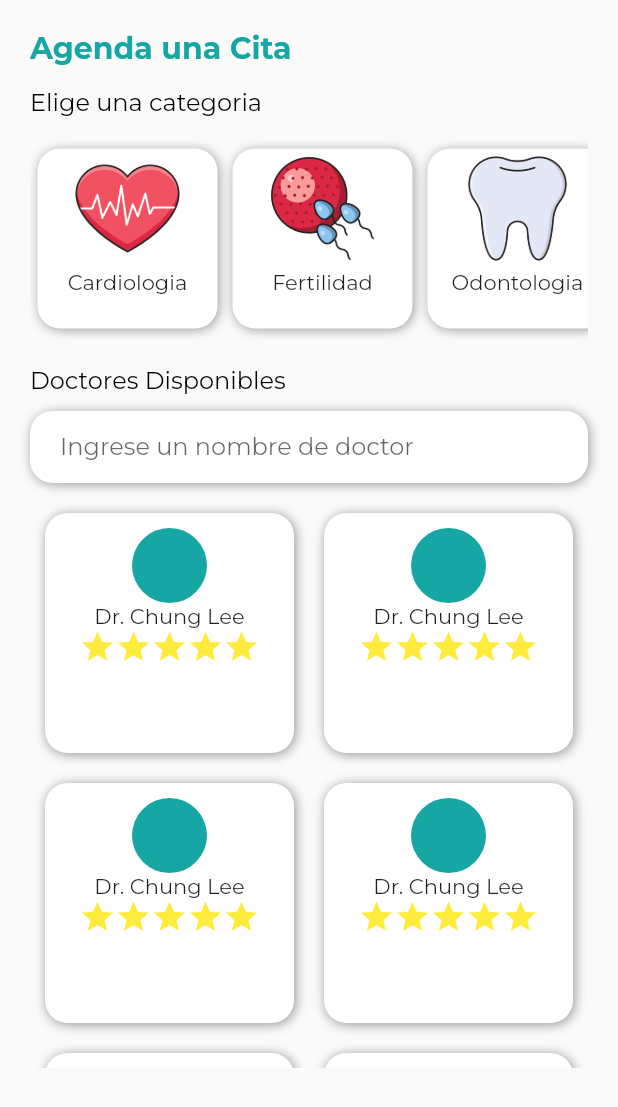
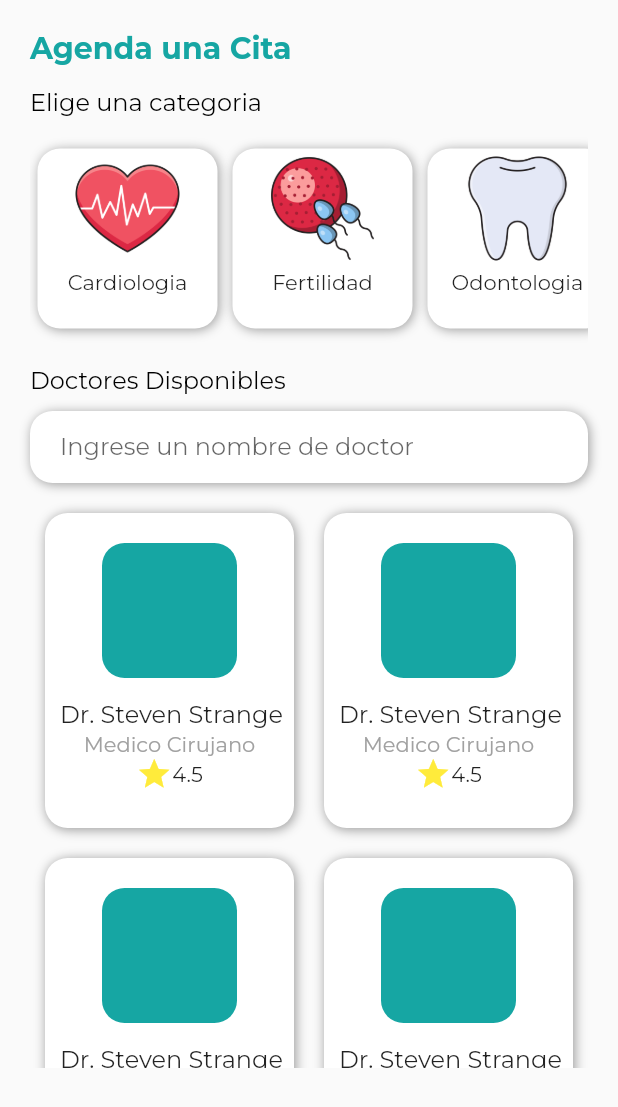
Before and after one commit to Bruno191927/HealthyCareMobile, a Flutter app: the FindAppoimentPage screen opened directly, on a phone screen of 412 x 824 dp. Shown: the top 1107 px of the screen. Run offline on Flutter 3.47's test engine with Material 2 defaults, Android fonts, the phone set to English and light mode, and no system bars; our stand-ins replace flutter_svg, google_fonts.

Commit message:
medic profile

```diff
--- a/lib/src/presentation/core/routes/routes.dart
+++ b/lib/src/presentation/core/routes/routes.dart
@@ -4,6 +4,7 @@ import 'package:healthycareapp/src/presentation/views/pages/appoiment_home/appoi
 import 'package:healthycareapp/src/presentation/views/pages/chat_home/chat_home_page.dart';
 import 'package:healthycareapp/src/presentation/views/pages/home/home_page.dart';
 import 'package:healthycareapp/src/presentation/views/pages/login/login_page.dart';
+import 'package:healthycareapp/src/presentation/views/pages/medic_profile/medic_profile_page.dart';
 import 'package:healthycareapp/src/presentation/views/pages/record_home/record_home_page.dart';
 import 'package:healthycareapp/src/presentation/views/pages/sign_in/sign_in_page.dart';
 
@@ -14,5 +15,6 @@ final Map<String, Widget Function(BuildContext)> appRoutes = {
   AppoimentHomePage.routeName: (_) => const AppoimentHomePage(),
   AnalysisHomePage.routeName: (_) => const AnalysisHomePage(),
   RecordHomePage.routeName:(_) => const RecordHomePage(),
-  ChatHomePage.routeName:(_) => const ChatHomePage()
+  ChatHomePage.routeName:(_) => const ChatHomePage(),
+  MedicProfilePage.routeName:(_) => const MedicProfilePage()
 };
--- a/lib/src/presentation/core/shared_widgets/card_doctor_widget.dart
+++ b/lib/src/presentation/core/shared_widgets/card_doctor_widget.dart
@@ -1,13 +1,19 @@
 import 'package:flutter/material.dart';
 import 'package:healthycareapp/src/presentation/core/colors/my_colors.dart';
+import 'package:healthycareapp/src/presentation/core/shared_widgets/button_fill_widget.dart';
+import 'package:healthycareapp/src/presentation/core/shared_widgets/button_link_widget.dart';
+import 'package:healthycareapp/src/presentation/views/pages/medic_profile/medic_profile_page.dart';
 
 class CardDoctorWidget extends StatelessWidget {
   const CardDoctorWidget({ Key? key }) : super(key: key);
 
   @override
   Widget build(BuildContext context) {
-    return Container(
-      padding: EdgeInsets.symmetric(horizontal: 10,vertical: 10),
+    return GestureDetector(
+      onTap: (){
+        Navigator.pushNamed(context, MedicProfilePage.routeName);
+      },
+      child: Container(
         decoration: BoxDecoration(
           color: MyColors.white,
           borderRadius: BorderRadius.circular(15),
@@ -17,8 +23,49 @@ class CardDoctorWidget extends StatelessWidget {
               offset: Offset(1,1),
               blurRadius: 6
             )
-        ]
+          ],
         ),
+        child: Container(
+          padding: const EdgeInsets.symmetric(vertical: 20,horizontal: 10),
+          child: Column(
+            children: [
+              Container(
+                width: 90,
+                height: 90,
+                decoration: BoxDecoration(
+                  borderRadius: BorderRadius.circular(15),
+                  color: MyColors.primary
+                ),
+              ),
+              const SizedBox(height: 15),
+              Row(
+                mainAxisAlignment: MainAxisAlignment.center,
+                children: const [
+                  Text('Dr. Steven Strange',style: TextStyle(fontSize: 16),)
+                ],
+              ),
+              Row(
+                mainAxisAlignment: MainAxisAlignment.center,
+                children: const [
+                  Text('Medico Cirujano',style: TextStyle(color: Color(0xffa1a1a1)),)
+                ],
+              ),
+              Row(
+                mainAxisAlignment: MainAxisAlignment.center,
+                children: const [
+                  Icon(Icons.star,color: Colors.yellow,),
+                  Text('4.5')
+                ],
+              )
+            ],
+          ),
+        ),
+      ),
+    );
+  }
+}
+/*
+
       child: Column(
         children: [
           Container(
@@ -44,9 +91,14 @@ class CardDoctorWidget extends StatelessWidget {
               Icon(Icons.star,color: Colors.yellow,),
               Icon(Icons.star,color: Colors.yellow,),
             ],
+          ),
+          ButtonLinkWidget(
+            title: 'Ver Perfil',
+            function: (){
+              Navigator.pushNamed(context, MedicProfilePage.routeName);
+            },
           )
         ],
       ),
-    );
-  }
-}
+
+ */
--- a/lib/src/presentation/core/shared_widgets/list_grid_cards_doctor_widget.dart
+++ b/lib/src/presentation/core/shared_widgets/list_grid_cards_doctor_widget.dart
@@ -12,7 +12,7 @@ class ListGridCardsDoctorWidget extends StatelessWidget {
           sliver: SliverGrid(
             gridDelegate: const SliverGridDelegateWithFixedCrossAxisCount(
               crossAxisCount: 2,
-              mainAxisExtent: 160,
+              mainAxisExtent: 210,
               crossAxisSpacing: 20,
               mainAxisSpacing: 20
             ),
```
Also changed, not shown: lib/src/presentation/core/shared_widgets/list_doctor_days_widget.dart (added, +38 -0 lines), lib/src/presentation/views/pages/medic_profile/medic_profile_page.dart (added, +114 -0 lines), assets/doctorimage.jpg (added). Lines whose indentation alone changed are shown as unchanged.
